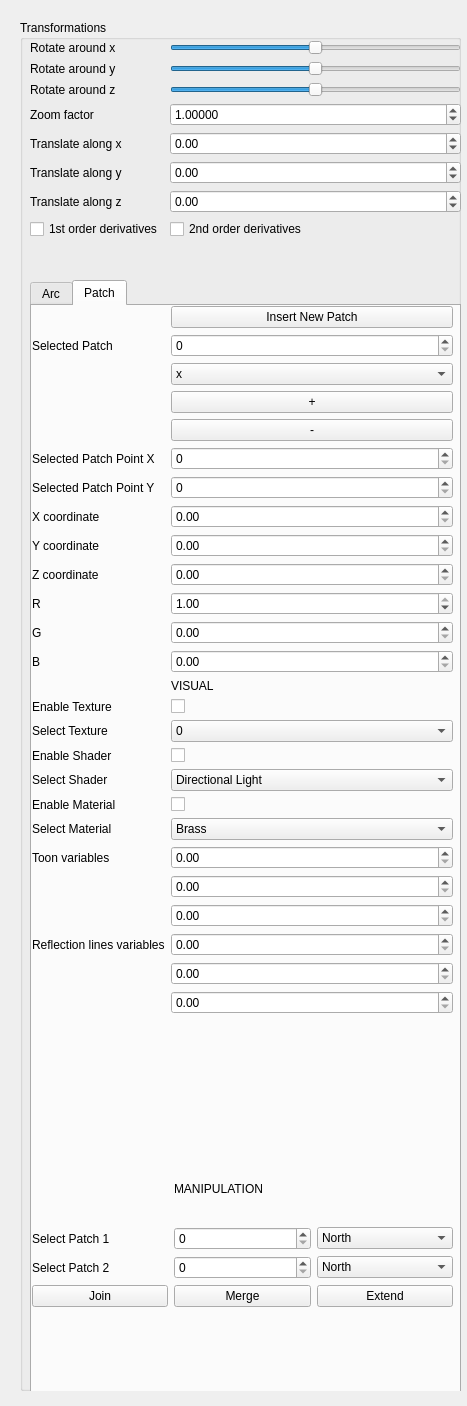
Old version of the form QtFramework/GUI/SideWidget.ui in the repository FazakasAbel/grafikaProjekt2022.
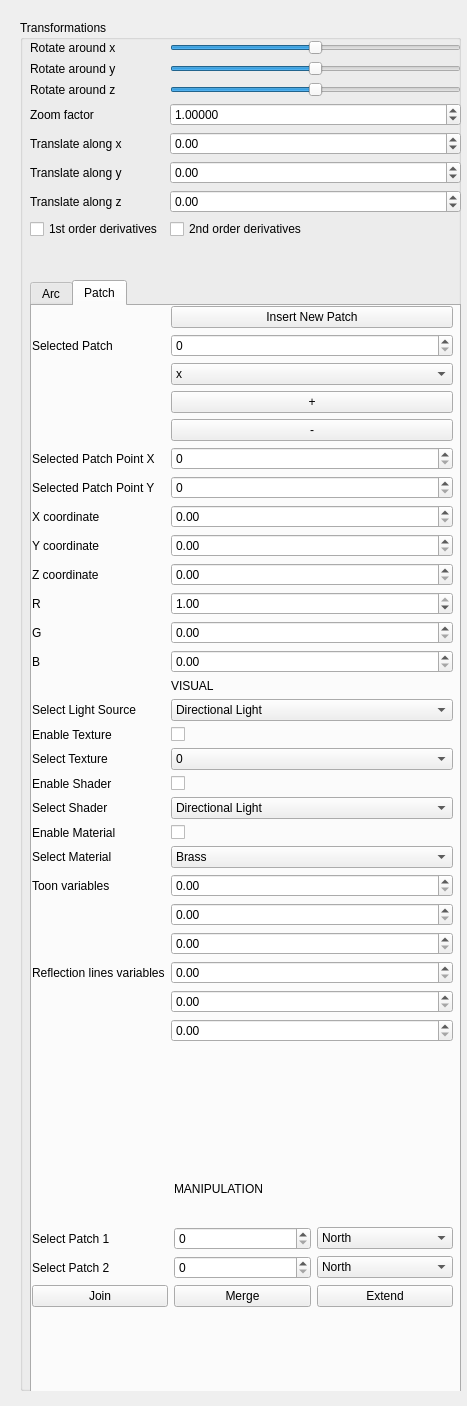
New version of the form.

Commit message: Lights beta test

```diff
--- a/QtFramework/GUI/SideWidget.ui
+++ b/QtFramework/GUI/SideWidget.ui
@@ -624,28 +624,28 @@
          </property>
         </widget>
        </item>
-       <item row="15" column="0">
+       <item row="16" column="0">
         <widget class="QLabel" name="label_11">
          <property name="text">
           <string>Enable Texture</string>
          </property>
         </widget>
        </item>
-       <item row="15" column="1">
+       <item row="16" column="1">
         <widget class="QCheckBox" name="checkBox_texture">
          <property name="text">
           <string/>
          </property>
         </widget>
        </item>
-       <item row="16" column="0">
+       <item row="17" column="0">
         <widget class="QLabel" name="label_12">
          <property name="text">
           <string>Select Texture</string>
          </property>
         </widget>
        </item>
-       <item row="16" column="1">
+       <item row="17" column="1">
         <widget class="QComboBox" name="comboBox_texture">
          <item>
           <property name="text">
@@ -719,28 +719,28 @@
          </item>
         </widget>
        </item>
-       <item row="17" column="0">
+       <item row="18" column="0">
         <widget class="QLabel" name="label_13">
          <property name="text">
           <string>Enable Shader</string>
          </property>
         </widget>
        </item>
-       <item row="17" column="1">
+       <item row="18" column="1">
         <widget class="QCheckBox" name="checkBox_shader">
          <property name="text">
           <string/>
          </property>
         </widget>
        </item>
-       <item row="18" column="0">
+       <item row="19" column="0">
         <widget class="QLabel" name="label_27">
          <property name="text">
           <string>Select Shader</string>
          </property>
         </widget>
        </item>
-       <item row="18" column="1">
+       <item row="19" column="1">
         <widget class="QComboBox" name="comboBox_shader">
          <item>
           <property name="text">
@@ -764,14 +764,14 @@
          </item>
         </widget>
        </item>
-       <item row="19" column="0">
+       <item row="20" column="0">
         <widget class="QLabel" name="label_28">
          <property name="text">
           <string>Enable Material</string>
          </property>
         </widget>
        </item>
-       <item row="19" column="1">
+       <item row="20" column="1">
         <widget class="QCheckBox" name="checkBox_material">
          <property name="text">
           <string/>
@@ -781,14 +781,14 @@
          </property>
         </widget>
        </item>
-       <item row="20" column="0">
+       <item row="21" column="0">
         <widget class="QLabel" name="label_29">
          <property name="text">
           <string>Select Material</string>
          </property>
         </widget>
        </item>
-       <item row="20" column="1">
+       <item row="21" column="1">
         <widget class="QComboBox" name="comboBox_material">
          <item>
           <property name="text">
@@ -827,28 +827,15 @@
          </item>
         </widget>
        </item>
-       <item row="21" column="0">
+       <item row="22" column="0">
         <widget class="QLabel" name="selectedCurveLabel_10">
          <property name="text">
           <string>Toon variables</string>
          </property>
         </widget>
        </item>
-       <item row="21" column="1">
-        <widget class="QDoubleSpinBox" name="r_selector">
-         <property name="minimum">
-          <double>0.000000000000000</double>
-         </property>
-         <property name="maximum">
-          <double>1.000000000000000</double>
-         </property>
-         <property name="singleStep">
-          <double>0.010000000000000</double>
-         </property>
-        </widget>
-       </item>
        <item row="22" column="1">
-        <widget class="QDoubleSpinBox" name="g_selector">
+        <widget class="QDoubleSpinBox" name="r_selector">
          <property name="minimum">
           <double>0.000000000000000</double>
          </property>
@@ -861,6 +848,19 @@
         </widget>
        </item>
        <item row="23" column="1">
+        <widget class="QDoubleSpinBox" name="g_selector">
+         <property name="minimum">
+          <double>0.000000000000000</double>
+         </property>
+         <property name="maximum">
+          <double>1.000000000000000</double>
+         </property>
+         <property name="singleStep">
+          <double>0.010000000000000</double>
+         </property>
+        </widget>
+       </item>
+       <item row="24" column="1">
         <widget class="QDoubleSpinBox" name="b_selector">
          <property name="minimum">
           <double>0.000000000000000</double>
@@ -873,28 +873,15 @@
          </property>
         </widget>
        </item>
-       <item row="24" column="0">
+       <item row="25" column="0">
         <widget class="QLabel" name="selectedCurveLabel_11">
          <property name="text">
           <string>Reflection lines variables</string>
          </property>
         </widget>
        </item>
-       <item row="24" column="1">
-        <widget class="QDoubleSpinBox" name="scaling_selector">
-         <property name="minimum">
-          <double>0.000000000000000</double>
-         </property>
-         <property name="maximum">
-          <double>10.000000000000000</double>
-         </property>
-         <property name="singleStep">
-          <double>0.100000000000000</double>
-         </property>
-        </widget>
-       </item>
        <item row="25" column="1">
-        <widget class="QDoubleSpinBox" name="smooth_selector">
+        <widget class="QDoubleSpinBox" name="scaling_selector">
          <property name="minimum">
           <double>0.000000000000000</double>
          </property>
@@ -907,6 +894,19 @@
         </widget>
        </item>
        <item row="26" column="1">
+        <widget class="QDoubleSpinBox" name="smooth_selector">
+         <property name="minimum">
+          <double>0.000000000000000</double>
+         </property>
+         <property name="maximum">
+          <double>10.000000000000000</double>
+         </property>
+         <property name="singleStep">
+          <double>0.100000000000000</double>
+         </property>
+        </widget>
+       </item>
+       <item row="27" column="1">
         <widget class="QDoubleSpinBox" name="shade_selector">
          <property name="minimum">
           <double>0.000000000000000</double>
@@ -1026,6 +1026,32 @@
          </property>
         </widget>
        </item>
+       <item row="15" column="1">
+        <widget class="QComboBox" name="comboBox_lightsource">
+         <item>
+          <property name="text">
+           <string>Directional Light</string>
+          </property>
+         </item>
+         <item>
+          <property name="text">
+           <string>Point Light</string>
+          </property>
+         </item>
+         <item>
+          <property name="text">
+           <string>Spotlight</string>
+          </property>
+         </item>
+        </widget>
+       </item>
+       <item row="15" column="0">
+        <widget class="QLabel" name="label_33">
+         <property name="text">
+          <string>Select Light Source</string>
+         </property>
+        </widget>
+       </item>
       </layout>
      </widget>
      <widget class="QWidget" name="gridLayoutWidget_2">
```
The commit also changes 3 other files.
